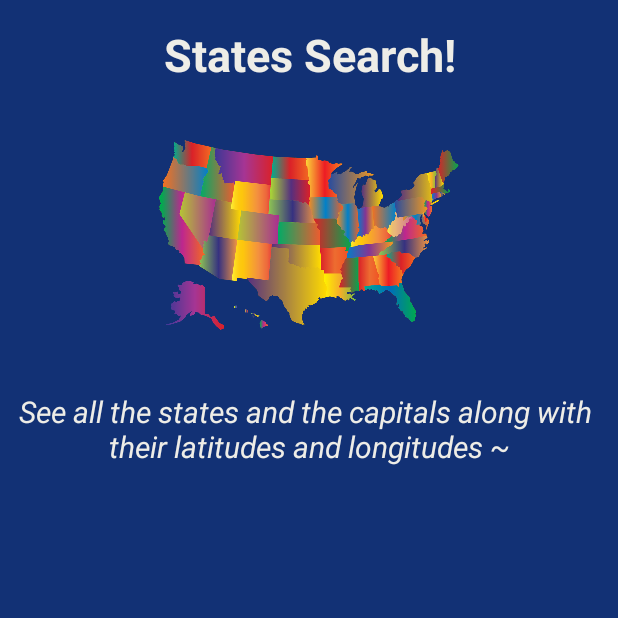
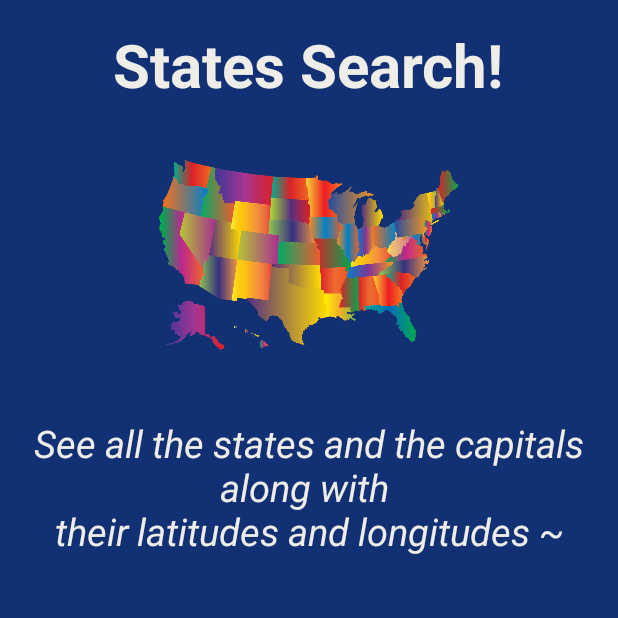
Before and after one commit to KhaiSoe/AppFromScratchStatesSearchView, an Android app: the SplashActivity screen opened directly, with no data from a screen before it, on a phone screen of 412 x 824 dp, the top half of it. Run offline under Robolectric (Android 15) with nearby library versions, the light colour scheme and no system bars; our stand-ins replace Shimmer; libraries missing offline, so code that uses them is left out: io.supercharge.shimmerlayout; plain views replace ShimmerLayout; network calls fail; 4 statements that could not run were skipped.

Commit message:
updated font size

```diff
--- a/app/src/main/res/layout/activity_splash.xml
+++ b/app/src/main/res/layout/activity_splash.xml
@@ -40,5 +40,4 @@
             />
     </io.supercharge.shimmerlayout.ShimmerLayout>
 
-
 </LinearLayout>
--- a/app/src/main/res/values/styles.xml
+++ b/app/src/main/res/values/styles.xml
@@ -38,7 +38,7 @@
         <item name="android:layout_marginTop">16dp</item>
         <item name="android:textStyle">bold</item>
         <item name="android:textAlignment">center</item>
-        <item name="android:textSize">30sp</item>
+        <item name="android:textSize">40sp</item>
     </style>
 
     <style name="SplashText">
@@ -46,10 +46,10 @@
         <item name="android:layout_height">wrap_content</item>
         <item name="android:layout_width">match_parent</item>
         <item name="android:textColor">#EEEDE7</item>
-        <item name="android:layout_marginTop">4dp</item>
+        <item name="android:layout_marginTop">8dp</item>
         <item name="android:textStyle">italic</item>
         <item name="android:textAlignment">center</item>
-        <item name="android:textSize">20sp</item>
+        <item name="android:textSize">25sp</item>
 
     </style>
 
```
Also changed, not shown: app/src/main/AndroidManifest.xml (+5 -3 lines), app/src/main/res/drawable-anydpi/ic_description.xml (added, +10 -0 lines), app/src/main/res/drawable-hdpi/ic_description.png (added), app/src/main/res/drawable-mdpi/ic_description.png (added), app/src/main/res/drawable-xhdpi/ic_description.png (added), app/src/main/res/drawable-xxhdpi/ic_description.png (added), app/src/main/res/mipmap-xhdpi/us_one.png (added).
